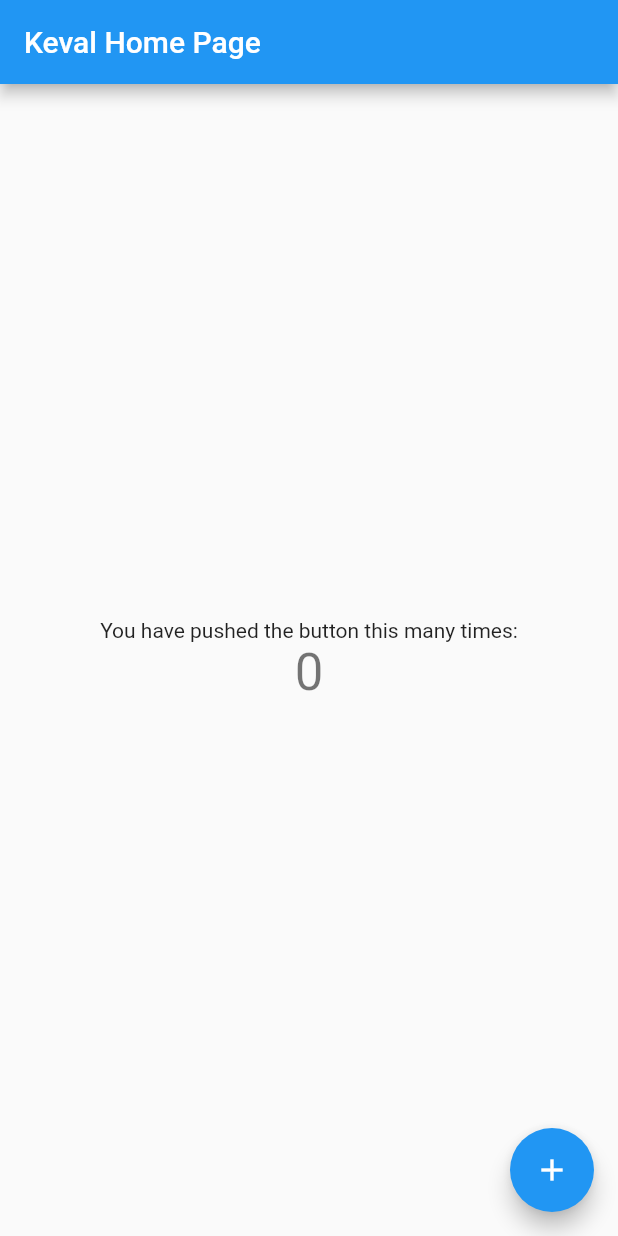
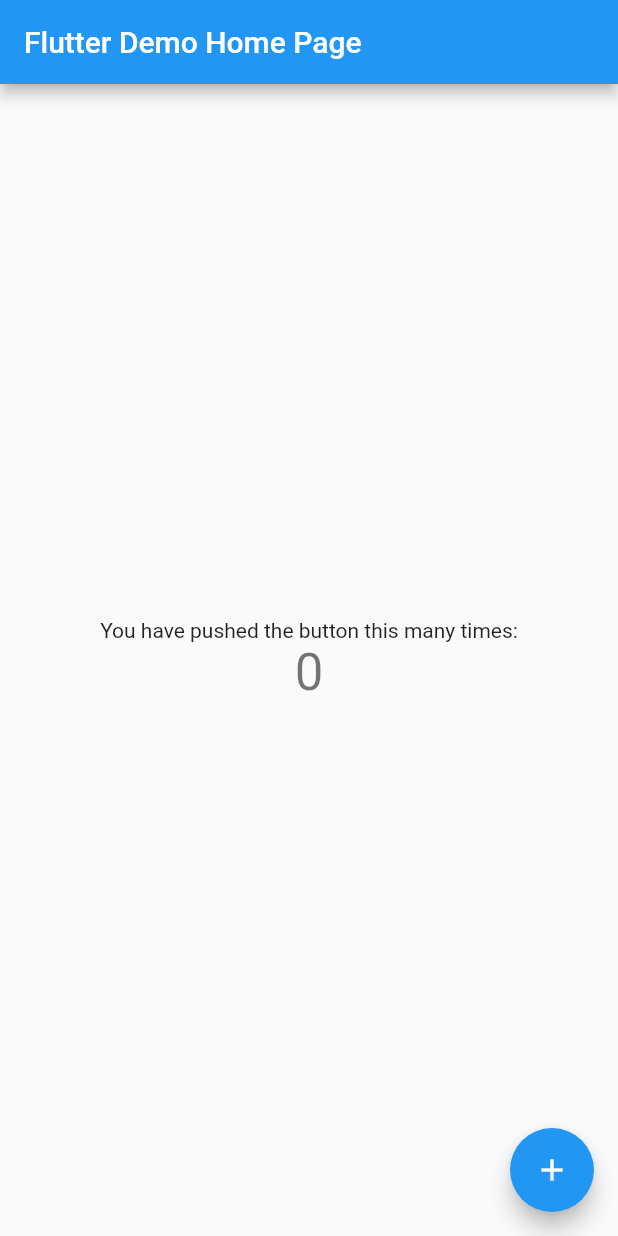
Before and after one commit to priyankj-simform/studio_git, a Flutter app: the screen it shows after launch, on a phone screen of 412 x 824 dp. Run offline on Flutter 3.47's test engine with Material 2 defaults, Android fonts, the phone set to English and light mode, and no system bars.

Commit message:
Initial Divyang Commit

```diff
--- a/lib/main.dart
+++ b/lib/main.dart
@@ -11,7 +11,7 @@ class MyApp extends StatelessWidget {
   @override
   Widget build(BuildContext context) {
     return MaterialApp(
-      title: 'Keval Demo',
+      title: 'Divyang Demo',
       theme: ThemeData(
         // This is the theme of your application.
         //
@@ -24,7 +24,7 @@ class MyApp extends StatelessWidget {
         // is not restarted.
         primarySwatch: Colors.blue,
       ),
-      home: const MyHomePage(title: 'Keval Home Page'),
+      home: const MyHomePage(title: 'Flutter Demo Home Page'),
     );
   }
 }
```
Also changed, not shown: pubspec.lock.
